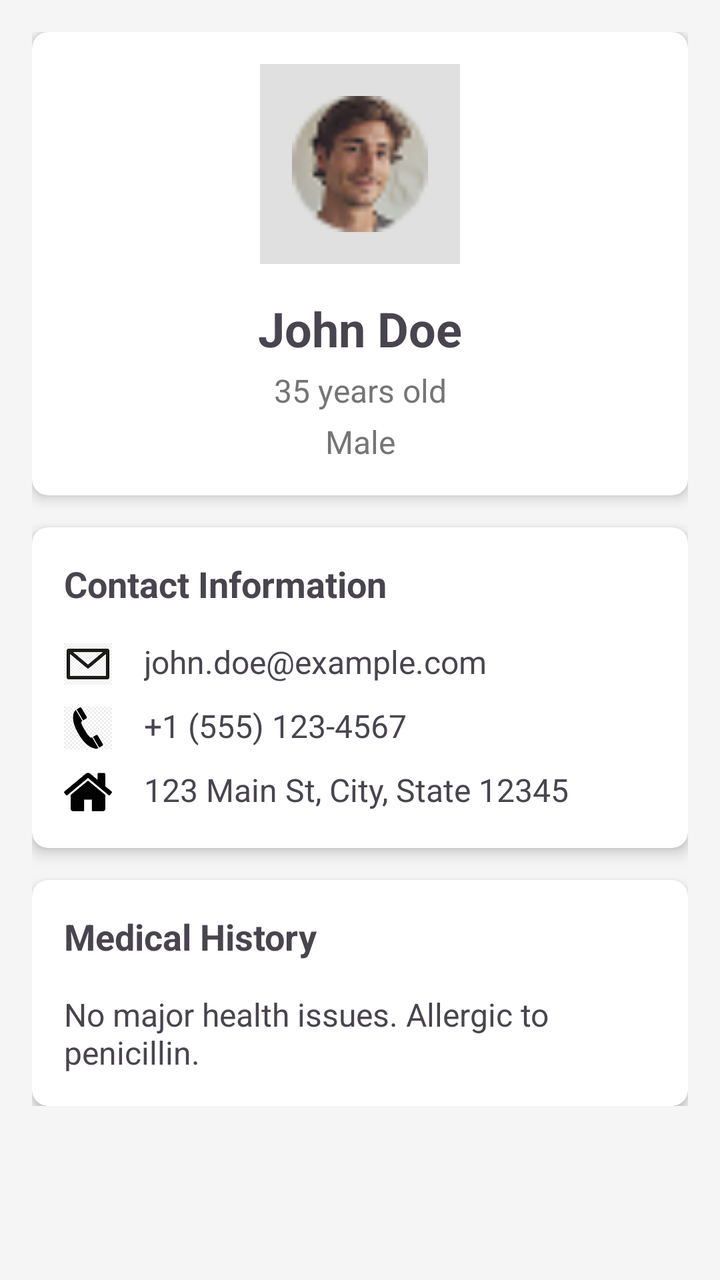
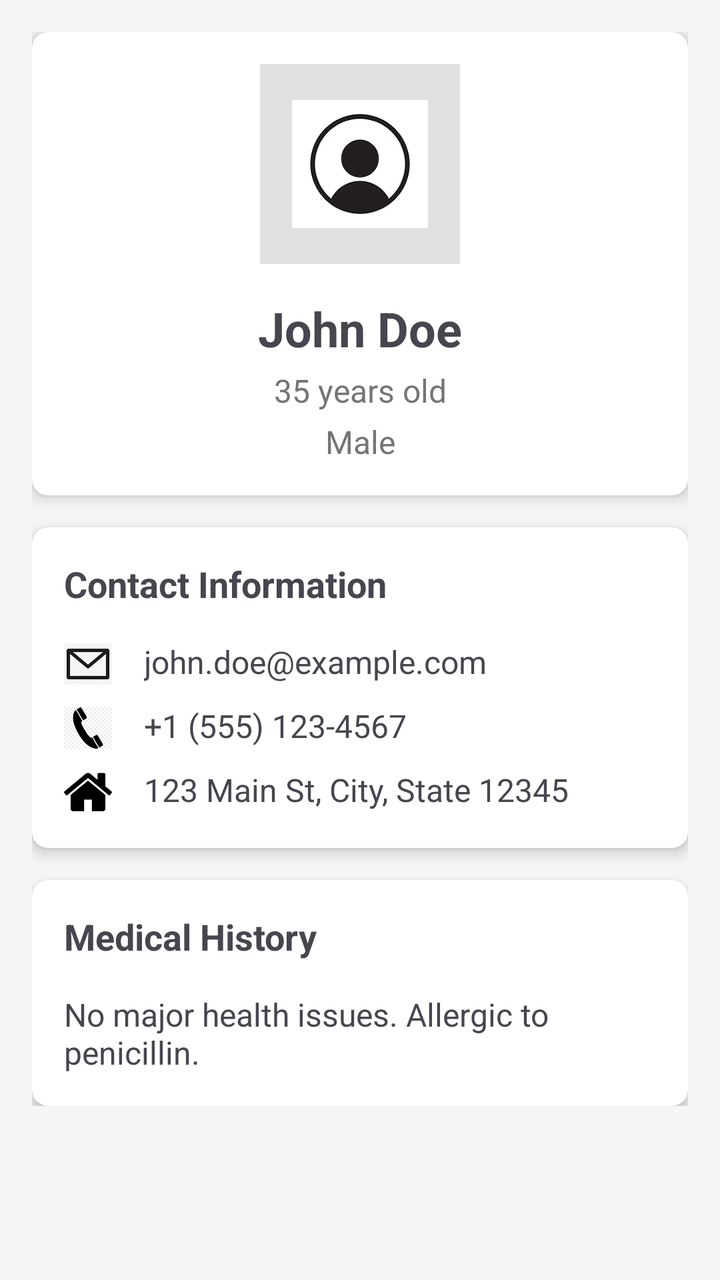

Two renders of the same Android screen: before a commit and after it. Below are the layout's source before the change and the commit's diff.
<!-- AndroidManifest.xml: application theme Theme.Med -->
<!-- res/layout/activity_patient_personal_profile.xml -->
<?xml version="1.0" encoding="utf-8"?>
<ScrollView xmlns:android="http://schemas.android.com/apk/res/android"
    xmlns:app="http://schemas.android.com/apk/res-auto"
    android:layout_width="match_parent"
    android:layout_height="match_parent"
    android:background="#F5F5F5">

    <LinearLayout
        android:layout_width="match_parent"
        android:layout_height="wrap_content"
        android:orientation="vertical"
        android:padding="16dp">

        <androidx.cardview.widget.CardView
            android:layout_width="match_parent"
            android:layout_height="wrap_content"
            android:layout_marginBottom="16dp"
            app:cardCornerRadius="8dp"
            app:cardElevation="4dp">

            <LinearLayout
                android:layout_width="match_parent"
                android:layout_height="wrap_content"
                android:orientation="vertical"
                android:padding="16dp">

                <ImageView
                    android:id="@+id/imgPatientAvatar"
                    android:layout_width="100dp"
                    android:layout_height="100dp"
                    android:layout_gravity="center_horizontal"
                    android:src="@drawable/frame"
                    android:contentDescription="Patient Avatar"
                    android:background="#E0E0E0"
                    android:padding="16dp"/>

                <TextView
                    android:id="@+id/tvName"
                    android:layout_width="match_parent"
                    android:layout_height="wrap_content"
                    android:gravity="center"
                    android:text="John Doe"
                    android:textSize="24sp"
                    android:textStyle="bold"
                    android:layout_marginTop="16dp"/>

                <TextView
                    android:id="@+id/tvAge"
                    android:layout_width="match_parent"
                    android:layout_height="wrap_content"
                    android:gravity="center"
                    android:text="35 years old"
                    android:textSize="16sp"
                    android:textColor="#757575"
                    android:layout_marginTop="4dp"/>

                <TextView
                    android:id="@+id/tvGender"
                    android:layout_width="match_parent"
                    android:layout_height="wrap_content"
                    android:gravity="center"
                    android:text="Male"
                    android:textSize="16sp"
                    android:textColor="#757575"
                    android:layout_marginTop="4dp"/>
            </LinearLayout>
        </androidx.cardview.widget.CardView>

        <androidx.cardview.widget.CardView
            android:layout_width="match_parent"
            android:layout_height="wrap_content"
            android:layout_marginBottom="16dp"
            app:cardCornerRadius="8dp"
            app:cardElevation="4dp">

            <LinearLayout
                android:layout_width="match_parent"
                android:layout_height="wrap_content"
                android:orientation="vertical"
                android:padding="16dp">

                <TextView
                    android:layout_width="wrap_content"
                    android:layout_height="wrap_content"
                    android:text="Contact Information"
                    android:textSize="18sp"
                    android:textStyle="bold"
                    android:layout_marginBottom="8dp"/>

                <LinearLayout
                    android:layout_width="match_parent"
                    android:layout_height="wrap_content"
                    android:orientation="horizontal"
                    android:layout_marginTop="8dp">

                    <ImageView
                        android:layout_width="24dp"
                        android:layout_height="24dp"
                        android:src="@drawable/email"
                        android:contentDescription="Email Icon"/>

                    <TextView
                        android:id="@+id/tvEmail"
                        android:layout_width="match_parent"
                        android:layout_height="wrap_content"
                        android:layout_marginStart="16dp"
                        android:text="john.doe@example.com"
                        android:textSize="16sp"/>
                </LinearLayout>

                <LinearLayout
                    android:layout_width="match_parent"
                    android:layout_height="wrap_content"
                    android:orientation="horizontal"
                    android:layout_marginTop="8dp">

                    <ImageView
                        android:layout_width="24dp"
                        android:layout_height="24dp"
                        android:src="@drawable/call"
                        android:contentDescription="Phone Icon"/>

                    <TextView
                        android:id="@+id/tvPhone"
                        android:layout_width="match_parent"
                        android:layout_height="wrap_content"
                        android:layout_marginStart="16dp"
                        android:text="+1 (555) 123-4567"
                        android:textSize="16sp"/>
                </LinearLayout>

                <LinearLayout
                    android:layout_width="match_parent"
                    android:layout_height="wrap_content"
                    android:orientation="horizontal"
                    android:layout_marginTop="8dp">

                    <ImageView
                        android:layout_width="24dp"
                        android:layout_height="24dp"
                        android:src="@drawable/ghar"
                        android:contentDescription="Location Icon"/>

                    <TextView
                        android:id="@+id/tvAddress"
                        android:layout_width="match_parent"
                        android:layout_height="wrap_content"
                        android:layout_marginStart="16dp"
                        android:text="123 Main St, City, State 12345"
                        android:textSize="16sp"/>
                </LinearLayout>
            </LinearLayout>
        </androidx.cardview.widget.CardView>

        <androidx.cardview.widget.CardView
            android:layout_width="match_parent"
            android:layout_height="wrap_content"
            app:cardCornerRadius="8dp"
            app:cardElevation="4dp">

            <LinearLayout
                android:layout_width="match_parent"
                android:layout_height="wrap_content"
                android:orientation="vertical"
                android:padding="16dp">

                <TextView
                    android:layout_width="wrap_content"
                    android:layout_height="wrap_content"
                    android:text="Medical History"
                    android:textSize="18sp"
                    android:textStyle="bold"
                    android:layout_marginBottom="8dp"/>

                <TextView
                    android:id="@+id/tvMedicalHistory"
                    android:layout_width="match_parent"
                    android:layout_height="wrap_content"
                    android:text="No major health issues. Allergic to penicillin."
                    android:textSize="16sp"
                    android:layout_marginTop="8dp"/>
            </LinearLayout>
        </androidx.cardview.widget.CardView>

    </LinearLayout>
</ScrollView>
<!-- resources referenced by this layout -->
<resources>
  <!-- drawable call: png bitmap (drawable, 3368 bytes) -->
  <!-- drawable email: png bitmap (drawable, 3793 bytes) -->
  <!-- drawable frame: png bitmap (drawable, 2843 bytes) -->
  <!-- drawable ghar: png bitmap (drawable, 1331 bytes) -->
  <style name="Theme.Med" parent="Base.Theme.Med" />
  <style name="Base.Theme.Med" parent="Theme.Material3.DayNight.NoActionBar">
          
          
      </style>
</resources>

<!-- the commit's change to res/layout/activity_patient_personal_profile.xml (unified diff, before → after) -->
@@ -29,7 +29,7 @@
                     android:layout_width="100dp"
                     android:layout_height="100dp"
                     android:layout_gravity="center_horizontal"
-                    android:src="@drawable/frame"
+                    android:src="@drawable/profile"
                     android:contentDescription="Patient Avatar"
                     android:background="#E0E0E0"
                     android:padding="16dp"/>
<!-- resource entries referenced after the edit -->
@@ -2,8 +2,8 @@
 <resources>
   <!-- drawable call: png bitmap (drawable, 3368 bytes) -->
   <!-- drawable email: png bitmap (drawable, 3793 bytes) -->
-  <!-- drawable frame: png bitmap (drawable, 2843 bytes) -->
   <!-- drawable ghar: png bitmap (drawable, 1331 bytes) -->
+  <!-- drawable profile: png bitmap (drawable, 3988 bytes) -->
   <style name="Theme.Med" parent="Base.Theme.Med" />
   <style name="Base.Theme.Med" parent="Theme.Material3.DayNight.NoActionBar">
           
